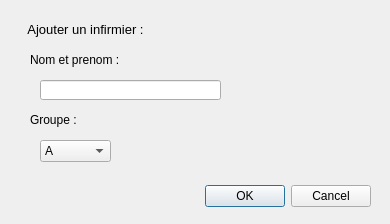
First picture: the form in user_interfaces/add_new_inf.ui, repository otmanLAHRECHE/Garde_advanced, before the edit.
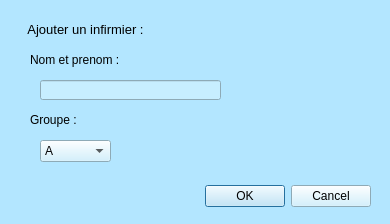
Second picture: the form after the edit.

What changed in the file:
```diff
--- a/user_interfaces/add_new_inf.ui
+++ b/user_interfaces/add_new_inf.ui
@@ -31,6 +31,9 @@
   <property name="windowTitle">
    <string>Dialog</string>
   </property>
+  <property name="styleSheet">
+   <string notr="true">background-color: rgb(179, 230, 255);</string>
+  </property>
   <widget class="QDialogButtonBox" name="buttonBox">
    <property name="geometry">
     <rect>
@@ -40,6 +43,9 @@
      <height>32</height>
     </rect>
    </property>
+   <property name="styleSheet">
+    <string notr="true">background-color: rgb(199, 238, 255);</string>
+   </property>
    <property name="orientation">
     <enum>Qt::Horizontal</enum>
    </property>
@@ -77,6 +83,9 @@
      <height>22</height>
     </rect>
    </property>
+   <property name="styleSheet">
+    <string notr="true">background-color: rgb(199, 238, 255);</string>
+   </property>
    <item>
     <property name="text">
      <string>A</string>
@@ -138,6 +147,9 @@
      <height>20</height>
     </rect>
    </property>
+   <property name="styleSheet">
+    <string notr="true">background-color: rgb(199, 238, 255);</string>
+   </property>
   </widget>
  </widget>
  <resources/>
```
